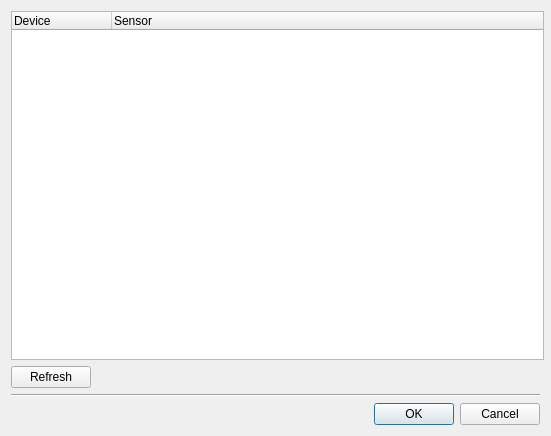
Before: the Qt Designer form data/DialogDetectxPL.ui in calaos/calaos_installer, drawn with Qt 5.
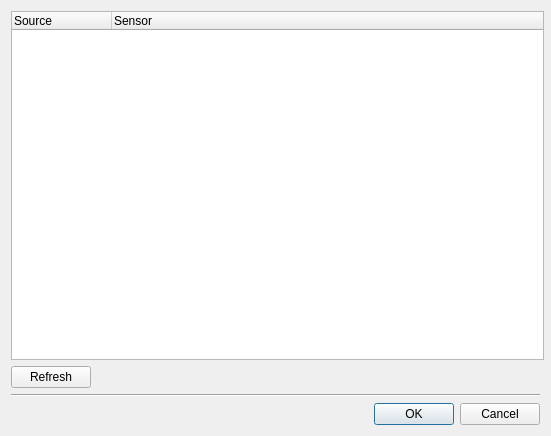
After: the same form once the commit is applied.

```diff
--- a/data/DialogDetectxPL.ui
+++ b/data/DialogDetectxPL.ui
@@ -48,7 +48,7 @@
      </property>
      <column>
       <property name="text">
-       <string>Device</string>
+       <string>Source</string>
       </property>
      </column>
      <column>
```
